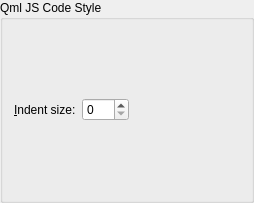
Before: the Qt Designer form src/plugins/qmljstools/qmljscodestylesettingswidget.ui in qt-creator/qt-creator, drawn with Qt 5.
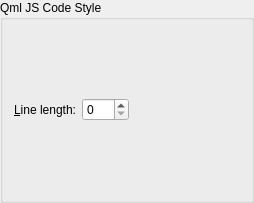
After: the same form once the commit is applied.

Commit message: Label error for line length setting in QML editor

```diff
--- a/src/plugins/qmljstools/qmljscodestylesettingswidget.ui
+++ b/src/plugins/qmljstools/qmljscodestylesettingswidget.ui
@@ -28,7 +28,7 @@
         </sizepolicy>
        </property>
        <property name="text">
-        <string>&amp;Indent size:</string>
+        <string>&amp;Line length:</string>
        </property>
        <property name="buddy">
         <cstring>lineLengthSpinBox</cstring>
```
